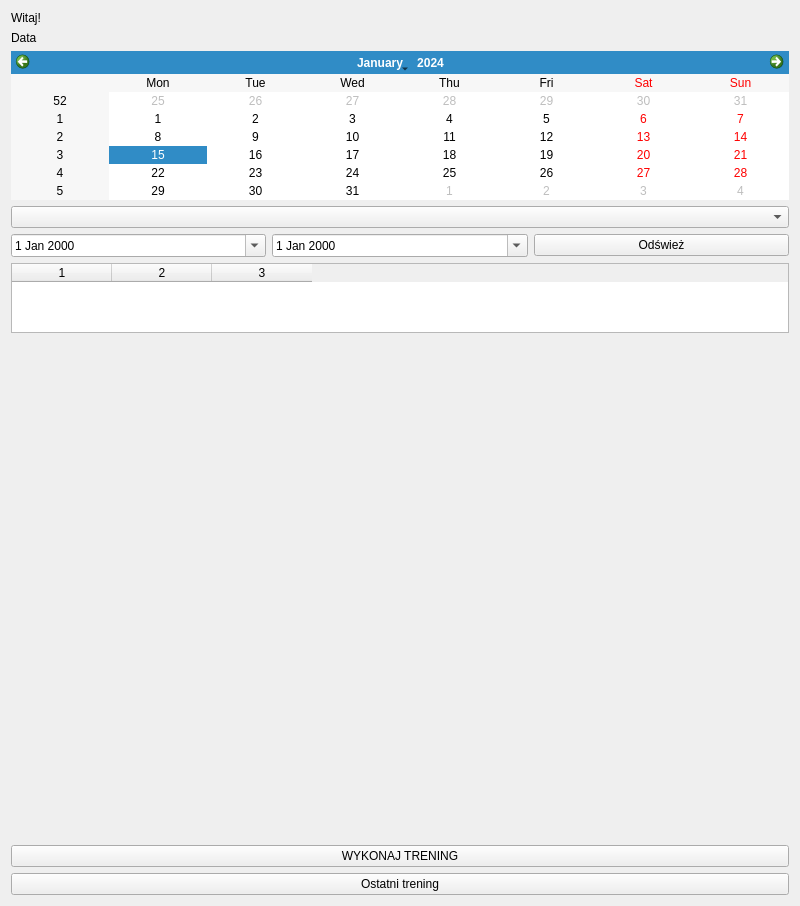
Above: dashboardview.ui from jakubwrobel2003/projekt-silownia-qt before the change. Below: the same form after it.
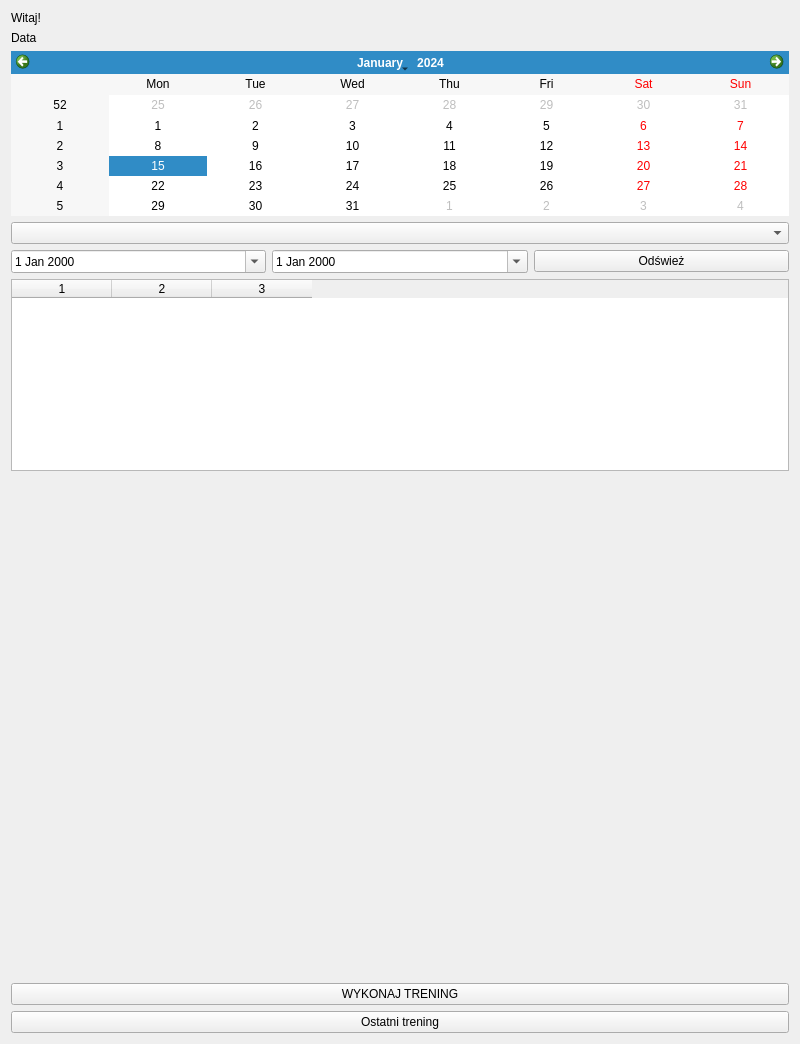
That is the form after the change.

What changed in the file:
```diff
--- a/dashboardview.ui
+++ b/dashboardview.ui
@@ -7,7 +7,7 @@
     <x>0</x>
     <y>0</y>
     <width>800</width>
-    <height>600</height>
+    <height>1044</height>
    </rect>
   </property>
   <layout class="QVBoxLayout" name="mainLayout">
```
